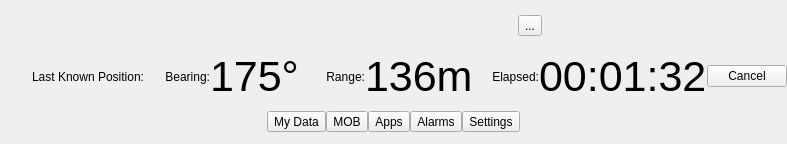
Above: ui/bottombar/BottomBar.ui from OpenFairWind/FairWindSK before the change. Below: the same form after it.
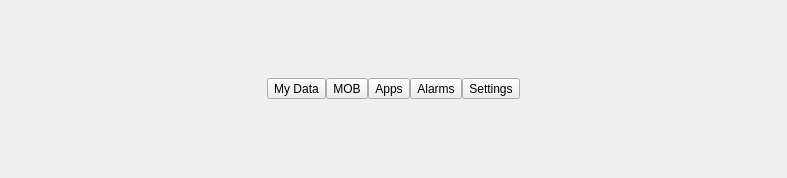
That is the form after the change. Icons and pictures are not drawn.

Commit message: Moved MOB and Alarms on separate widgets ToDo: implement MOB business logic ToDo: Implement Alarms GUI ToDo: Implement Alarms Business Logic ToDo: Implement MyData

```diff
--- a/ui/bottombar/BottomBar.ui
+++ b/ui/bottombar/BottomBar.ui
@@ -7,7 +7,7 @@
     <x>0</x>
     <y>0</y>
     <width>787</width>
-    <height>144</height>
+    <height>178</height>
    </rect>
   </property>
   <property name="windowTitle">
@@ -29,169 +29,6 @@
    <property name="spacing">
     <number>0</number>
    </property>
-   <item row="0" column="0">
-    <layout class="QHBoxLayout" name="horizontalLayoutAlarms">
-     <item>
-      <widget class="QLabel" name="label_MOB_Icon">
-       <property name="minimumSize">
-        <size>
-         <width>32</width>
-         <height>32</height>
-        </size>
-       </property>
-       <property name="maximumSize">
-        <size>
-         <width>32</width>
-         <height>32</height>
-        </size>
-       </property>
-       <property name="baseSize">
-        <size>
-         <width>32</width>
-         <height>32</height>
-        </size>
-       </property>
-       <property name="text">
-        <string/>
-       </property>
-       <property name="pixmap">
-        <pixmap resource="../../resources.qrc">:/resources/images/bottombar/imagebutton_alarms.png</pixmap>
-       </property>
-       <property name="scaledContents">
-        <bool>true</bool>
-       </property>
-      </widget>
-     </item>
-     <item>
-      <widget class="QToolButton" name="toolButton_Alarms_Hide">
-       <property name="text">
-        <string>...</string>
-       </property>
-      </widget>
-     </item>
-    </layout>
-   </item>
-   <item row="1" column="0">
-    <layout class="QHBoxLayout" name="horizontalLayoutMOB">
-     <item>
-      <widget class="QLabel" name="label_Alarms_Icon">
-       <property name="minimumSize">
-        <size>
-         <width>32</width>
-         <height>32</height>
-        </size>
-       </property>
-       <property name="maximumSize">
-        <size>
-         <width>32</width>
-         <height>32</height>
-        </size>
-       </property>
-       <property name="baseSize">
-        <size>
-         <width>32</width>
-         <height>32</height>
-        </size>
-       </property>
-       <property name="text">
-        <string/>
-       </property>
-       <property name="pixmap">
-        <pixmap resource="../../resources.qrc">:/resources/images/bottombar/imagebutton_mob.png</pixmap>
-       </property>
-       <property name="scaledContents">
-        <bool>true</bool>
-       </property>
-      </widget>
-     </item>
-     <item>
-      <widget class="QLabel" name="label_4">
-       <property name="text">
-        <string>Last Known Position:</string>
-       </property>
-       <property name="alignment">
-        <set>Qt::AlignmentFlag::AlignRight|Qt::AlignmentFlag::AlignTrailing|Qt::AlignmentFlag::AlignVCenter</set>
-       </property>
-      </widget>
-     </item>
-     <item>
-      <widget class="QLabel" name="label">
-       <property name="text">
-        <string>Bearing:</string>
-       </property>
-       <property name="alignment">
-        <set>Qt::AlignmentFlag::AlignRight|Qt::AlignmentFlag::AlignTrailing|Qt::AlignmentFlag::AlignVCenter</set>
-       </property>
-      </widget>
-     </item>
-     <item>
-      <widget class="QLabel" name="label_BTW">
-       <property name="font">
-        <font>
-         <pointsize>32</pointsize>
-        </font>
-       </property>
-       <property name="text">
-        <string>175°</string>
-       </property>
-       <property name="scaledContents">
-        <bool>false</bool>
-       </property>
-      </widget>
-     </item>
-     <item>
-      <widget class="QLabel" name="label_2">
-       <property name="text">
-        <string>Range:</string>
-       </property>
-       <property name="alignment">
-        <set>Qt::AlignmentFlag::AlignRight|Qt::AlignmentFlag::AlignTrailing|Qt::AlignmentFlag::AlignVCenter</set>
-       </property>
-      </widget>
-     </item>
-     <item>
-      <widget class="QLabel" name="label_DTG">
-       <property name="font">
-        <font>
-         <pointsize>32</pointsize>
-        </font>
-       </property>
-       <property name="text">
-        <string>136m</string>
-       </property>
-      </widget>
-     </item>
-     <item>
-      <widget class="QLabel" name="label_3">
-       <property name="text">
-        <string>Elapsed:</string>
-       </property>
-       <property name="alignment">
-        <set>Qt::AlignmentFlag::AlignRight|Qt::AlignmentFlag::AlignTrailing|Qt::AlignmentFlag::AlignVCenter</set>
-       </property>
-      </widget>
-     </item>
-     <item>
-      <widget class="QLabel" name="label_Elapsed">
-       <property name="font">
-        <font>
-         <pointsize>32</pointsize>
-        </font>
-       </property>
-       <property name="text">
-        <string>00:01:32</string>
-       </property>
-      </widget>
-     </item>
-     <item>
-      <widget class="QPushButton" name="pushButton_MOB_Cancel">
-       <property name="text">
-        <string>Cancel</string>
-       </property>
-      </widget>
-     </item>
-    </layout>
-   </item>
    <item row="2" column="0">
     <layout class="QHBoxLayout" name="horizontalLayoutButtons">
      <item>
```
The commit also changes 2 other files.
